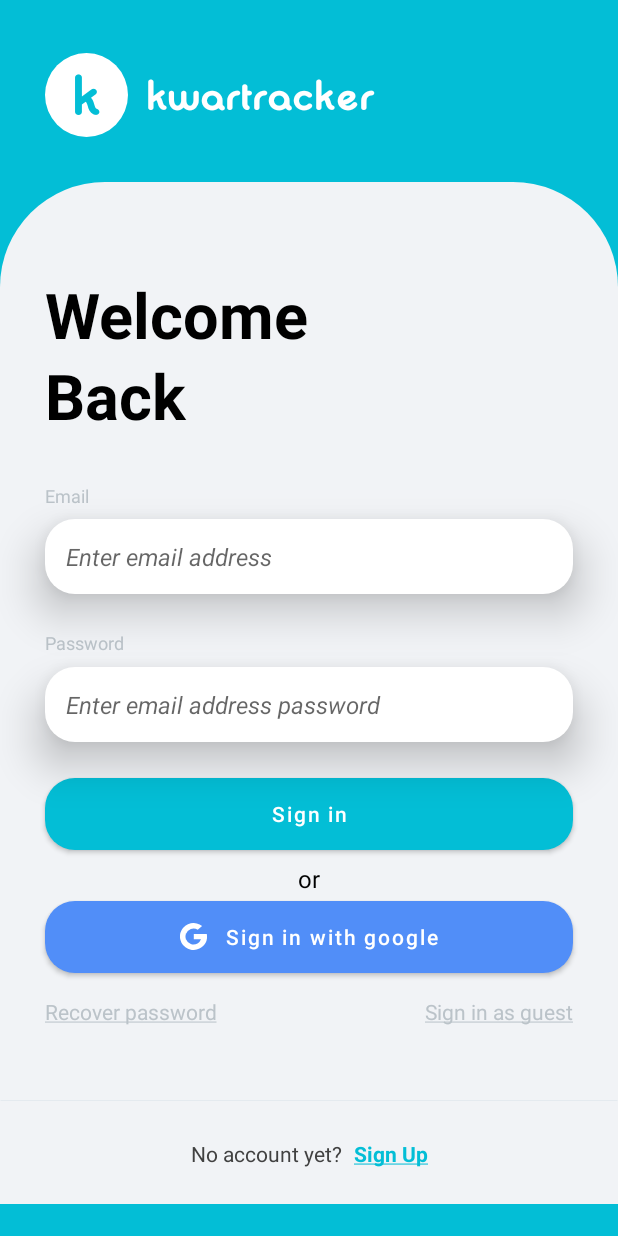
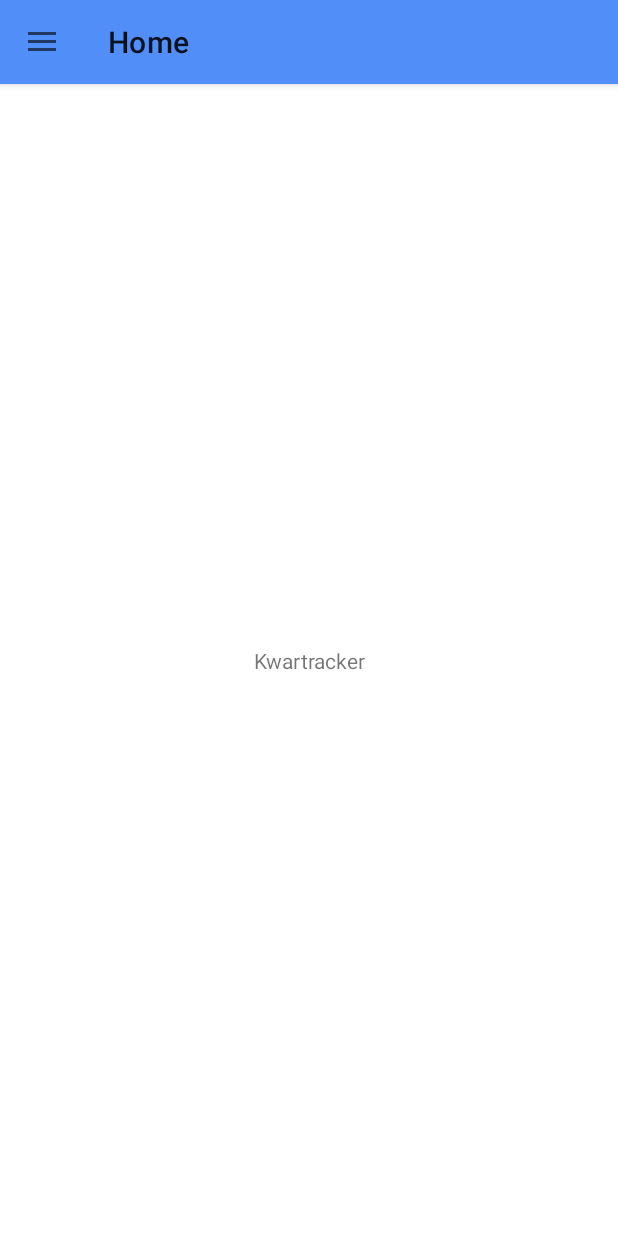
Before and after one commit to jaimejazarenoiii/kwartracker-android, an Android app: the screen it shows after launch (MainActivity), on a phone screen of 412 x 824 dp. Run offline under Robolectric (Android 15) with nearby library versions, the phone set to English and light mode, and no system bars; our stand-ins replace data binding, navigation-ui.

Commit message:
Set up drawer

```diff
--- a/app/src/main/java/com/kwartracker/android/main/ui/MainActivity.kt
+++ b/app/src/main/java/com/kwartracker/android/main/ui/MainActivity.kt
@@ -2,30 +2,44 @@ package com.kwartracker.android.main.ui
 
 import android.os.Bundle
 import androidx.appcompat.app.AppCompatActivity
-import androidx.databinding.DataBindingUtil
-import androidx.navigation.NavController
+import androidx.appcompat.widget.Toolbar
+import androidx.drawerlayout.widget.DrawerLayout
 import androidx.navigation.fragment.NavHostFragment
+import androidx.navigation.ui.AppBarConfiguration
+import androidx.navigation.ui.navigateUp
+import androidx.navigation.ui.setupActionBarWithNavController
+import androidx.navigation.ui.setupWithNavController
+import com.google.android.material.navigation.NavigationView
 import com.kwartracker.android.R
-import com.kwartracker.android.databinding.ActivityMainBinding
 
 class MainActivity : AppCompatActivity() {
 
-    private val binding: ActivityMainBinding by lazy {
-        DataBindingUtil.setContentView<ActivityMainBinding>(
-            this,
-            R.layout.activity_main
-        )
-    }
-    private lateinit var navHostFragment: NavHostFragment
-    lateinit var navController : NavController
+    private lateinit var appBarConfiguration: AppBarConfiguration
 
     override fun onCreate(savedInstanceState: Bundle?) {
         super.onCreate(savedInstanceState)
-        setupNavigation()
+        setContentView(R.layout.activity_main)
+
+        val toolbar: Toolbar = findViewById(R.id.toolbar)
+        setSupportActionBar(toolbar)
+
+        val navHostFragment =
+            supportFragmentManager.findFragmentById(R.id.nav_host_fragment) as NavHostFragment
+        val navController = navHostFragment.navController
+
+        val drawerLayout: DrawerLayout = findViewById(R.id.drawer_layout)
+        appBarConfiguration = AppBarConfiguration(navController.graph, drawerLayout)
+
+        setupActionBarWithNavController(navController, appBarConfiguration)
+
+        val navView: NavigationView = findViewById(R.id.nav_view)
+        navView.setupWithNavController(navController)
     }
 
-    private fun setupNavigation(){
-        navHostFragment = supportFragmentManager.findFragmentById(binding.navHostFragment.id) as NavHostFragment
-        navController = navHostFragment.navController
+    override fun onSupportNavigateUp(): Boolean {
+        val navHostFragment =
+            supportFragmentManager.findFragmentById(R.id.nav_host_fragment) as NavHostFragment
+        val navController = navHostFragment.navController
+        return navController.navigateUp(appBarConfiguration) || super.onSupportNavigateUp()
     }
 }
--- a/app/src/main/res/layout/activity_main.xml
+++ b/app/src/main/res/layout/activity_main.xml
@@ -1,25 +1,43 @@
 <?xml version="1.0" encoding="utf-8"?>
-<layout xmlns:android="http://schemas.android.com/apk/res/android"
+<androidx.drawerlayout.widget.DrawerLayout xmlns:android="http://schemas.android.com/apk/res/android"
     xmlns:app="http://schemas.android.com/apk/res-auto"
-    xmlns:tools="http://schemas.android.com/tools">
+    android:id="@+id/drawer_layout"
+    android:layout_width="match_parent"
+    android:layout_height="match_parent"
+    android:fitsSystemWindows="true">
 
-    <androidx.constraintlayout.widget.ConstraintLayout
+    <LinearLayout
         android:layout_width="match_parent"
         android:layout_height="match_parent"
-        android:background="@color/app_color"
-        tools:context=".main.ui.MainActivity">
+        android:orientation="vertical">
+
+        <com.google.android.material.appbar.AppBarLayout
+            android:layout_width="match_parent"
+            android:layout_height="wrap_content"
+            app:layout_constraintTop_toTopOf="parent">
+
+            <androidx.appcompat.widget.Toolbar
+                android:id="@+id/toolbar"
+                android:layout_width="match_parent"
+                android:layout_height="?attr/actionBarSize"
+                android:background="?attr/colorPrimary" />
+
+        </com.google.android.material.appbar.AppBarLayout>
 
         <androidx.fragment.app.FragmentContainerView
             android:id="@+id/nav_host_fragment"
             android:name="androidx.navigation.fragment.NavHostFragment"
-            android:layout_width="0dp"
-            android:layout_height="0dp"
+            android:layout_width="match_parent"
+            android:layout_height="match_parent"
             app:defaultNavHost="true"
-            app:layout_constraintBottom_toBottomOf="parent"
-            app:layout_constraintLeft_toLeftOf="parent"
-            app:layout_constraintRight_toRightOf="parent"
-            app:layout_constraintTop_toTopOf="parent"
             app:navGraph="@navigation/nav_graph" />
+    </LinearLayout>
 
-    </androidx.constraintlayout.widget.ConstraintLayout>
-</layout>
+    <com.google.android.material.navigation.NavigationView
+        android:id="@+id/nav_view"
+        android:layout_width="wrap_content"
+        android:layout_height="match_parent"
+        android:layout_gravity="start"
+        android:fitsSystemWindows="true"
+        app:menu="@menu/activity_main" />
+</androidx.drawerlayout.widget.DrawerLayout>
--- a/app/src/main/res/layout/app_bar_main.xml
+++ /dev/null
@@ -1,34 +0,0 @@
-<?xml version="1.0" encoding="utf-8"?>
-<layout xmlns:android="http://schemas.android.com/apk/res/android"
-    xmlns:app="http://schemas.android.com/apk/res-auto"
-    xmlns:tools="http://schemas.android.com/tools">
-    <data></data>
-
-    <androidx.coordinatorlayout.widget.CoordinatorLayout
-        android:layout_width="match_parent"
-        android:layout_height="match_parent"
-        tools:context=".main.ui.MainActivity">
-
-        <com.google.android.material.appbar.AppBarLayout
-            android:layout_width="match_parent"
-            android:layout_height="85dp"
-            android:background="@color/app_color"
-            app:elevation="0dp">
-
-            <ImageView
-                android:id="@+id/img_logo"
-                android:layout_width="wrap_content"
-                android:layout_height="match_parent"
-                android:layout_marginStart="10dp"
-                android:layout_marginTop="15dp"
-                android:src="@drawable/ic_kwartracker_header" />
-
-            <androidx.appcompat.widget.Toolbar
-                android:id="@+id/toolbar"
-                android:visibility="gone"
-                android:layout_width="match_parent"
-                android:layout_height="match_parent" />
-
-        </com.google.android.material.appbar.AppBarLayout>
-    </androidx.coordinatorlayout.widget.CoordinatorLayout>
-</layout>
--- /dev/null
+++ b/app/src/main/res/menu/activity_main.xml
@@ -0,0 +1,24 @@
+<?xml version="1.0" encoding="utf-8"?>
+<menu xmlns:android="http://schemas.android.com/apk/res/android">
+
+    <group android:checkableBehavior="single">
+        <item
+            android:id="@+id/homeFragment"
+            android:title="@string/menu_home" />
+        <item
+            android:id="@+id/transactionFragment"
+            android:title="@string/menu_transaction" />
+        <item
+            android:id="@+id/walletFragment"
+            android:title="@string/menu_wallet" />
+        <item
+            android:id="@+id/reportFragment"
+            android:title="@string/menu_report" />
+        <item
+            android:id="@+id/profileFragment"
+            android:title="@string/menu_profile" />
+        <item
+            android:id="@+id/settingFragment"
+            android:title="@string/menu_setting" />
+    </group>
+</menu>
--- a/app/src/main/res/navigation/nav_graph.xml
+++ b/app/src/main/res/navigation/nav_graph.xml
@@ -3,7 +3,44 @@
     xmlns:app="http://schemas.android.com/apk/res-auto"
     xmlns:tools="http://schemas.android.com/tools"
     android:id="@+id/nav_graph"
-    app:startDestination="@id/loginFragment">
+    app:startDestination="@id/homeFragment">
+
+    <fragment
+        android:id="@+id/homeFragment"
+        android:name="com.kwartracker.android.home.ui.HomeFragment"
+        android:label="Home"
+        tools:layout="@layout/fragment_home" />
+
+    <fragment
+        android:id="@+id/transactionFragment"
+        android:name="com.kwartracker.android.signup.ui.SignUpFragment"
+        android:label="Transaction"
+        tools:layout="@layout/fragment_signup" />
+
+    <fragment
+        android:id="@+id/walletFragment"
+        android:name="com.kwartracker.android.signup.ui.SignUpFragment"
+        android:label="Wallets"
+        tools:layout="@layout/fragment_signup" />
+
+    <fragment
+        android:id="@+id/reportFragment"
+        android:name="com.kwartracker.android.signup.ui.SignUpFragment"
+        android:label="Reports"
+        tools:layout="@layout/fragment_signup" />
+
+    <fragment
+        android:id="@+id/profileFragment"
+        android:name="com.kwartracker.android.signup.ui.SignUpFragment"
+        android:label="My Profile"
+        tools:layout="@layout/fragment_signup" />
+
+    <fragment
+        android:id="@+id/settingFragment"
+        android:name="com.kwartracker.android.signup.ui.SignUpFragment"
+        android:label="Settings"
+        tools:layout="@layout/fragment_signup" />
+
     <fragment
         android:id="@+id/loginFragment"
         android:name="com.kwartracker.android.login.ui.LoginFragment"
--- a/app/src/main/res/values/strings.xml
+++ b/app/src/main/res/values/strings.xml
@@ -2,7 +2,15 @@
     <string name="app_name">Kwartracker</string>
     <string name="hello_blank_fragment">Hello blank fragment</string>
 
-    // Login Screen
+    <!-- Navigation Top Destination Labels -->
+    <string name="menu_home">Home</string>
+    <string name="menu_transaction">Transaction</string>
+    <string name="menu_wallet">Wallets</string>
+    <string name="menu_report">Reports</string>
+    <string name="menu_profile">My Profile</string>
+    <string name="menu_setting">Settings</string>
+
+    <!-- Login Screen -->
     <string name="lbl_k">k</string>
     <string name="lbl_kwartracker">kwartracker</string>
     <string name="lbl_welcome">Welcome\nBack</string>
@@ -18,7 +26,7 @@
     <string name="lbl_sign_up"><u>Sign Up</u></string>
     <string name="lbl_or">or</string>
 
-    // Sign Up
+    <!-- Sign Up -->
     <string name="create_naccount">Create\nAccount</string>
     <string name="enter_password"><i>Enter Password</i></string>
     <string name="sign_in">Sign In</string>
```
